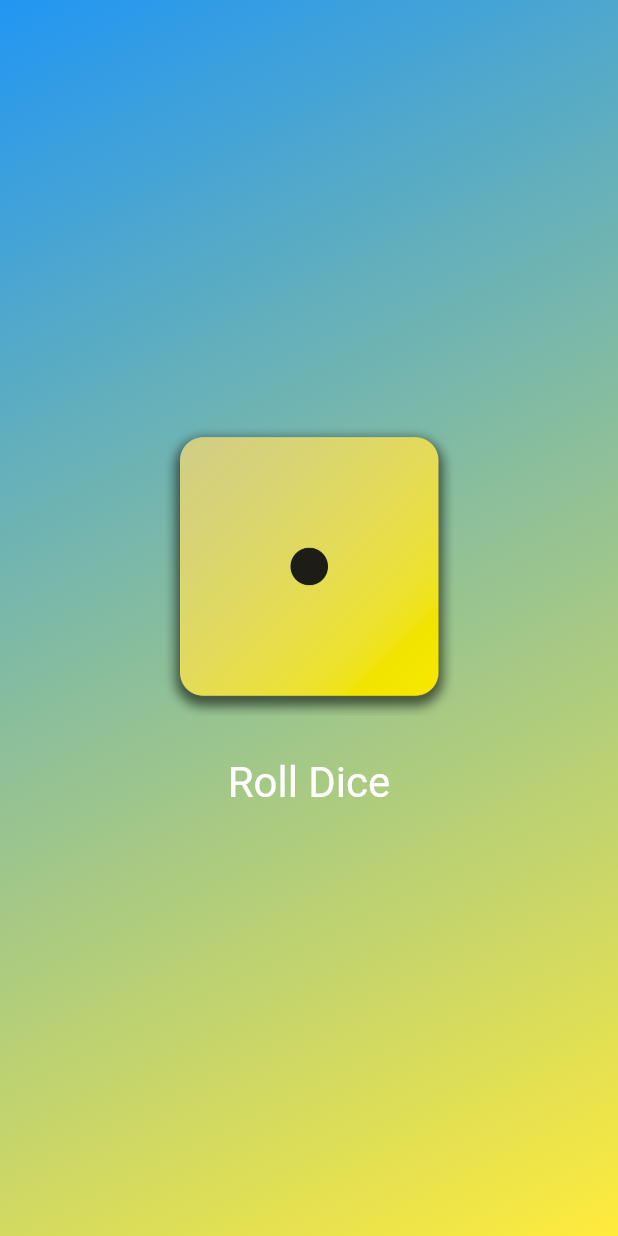
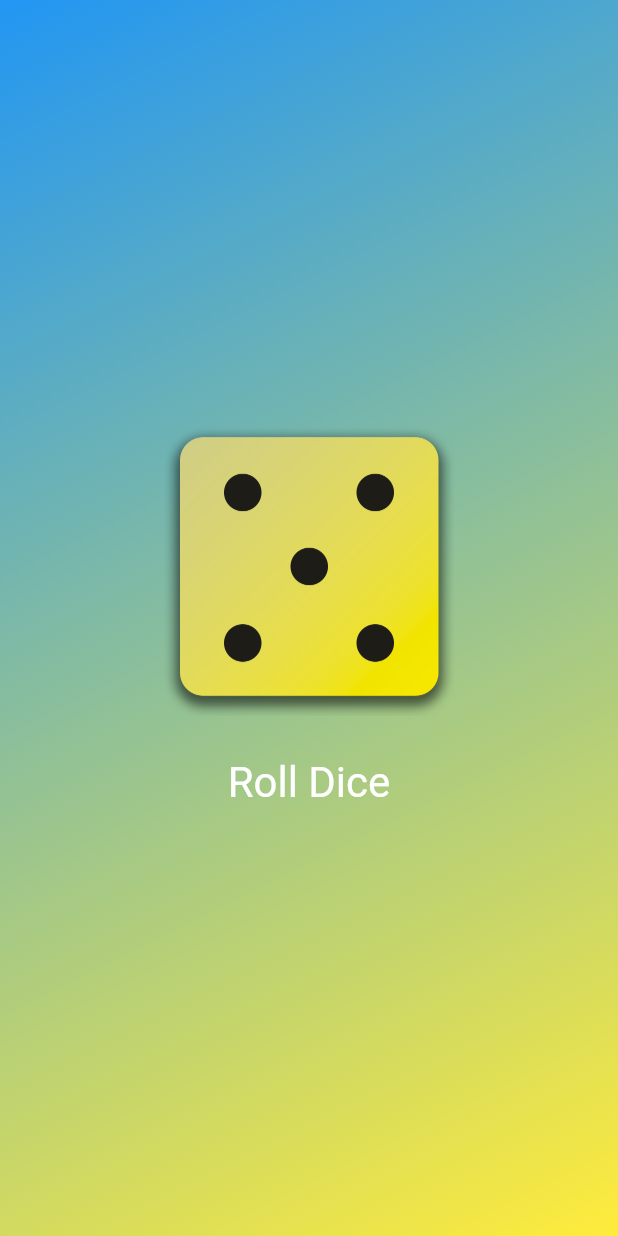
Before and after one commit to elmerdotdev/first_flutter_app, a Flutter app: the screen it shows after launch, after a tap on "Roll Dice", on a phone screen of 412 x 824 dp. Run offline on Flutter 3.47's test engine with Material 3 defaults, Android fonts, the phone set to English and light mode, and no system bars.

Commit message:
updated dice roller

```diff
--- /dev/null
+++ b/lib/dice_roller.dart
@@ -0,0 +1,56 @@
+import 'dart:math';
+
+import 'package:flutter/material.dart';
+
+final randomizer = Random();
+
+class DiceRoller extends StatefulWidget {
+  const DiceRoller({super.key});
+
+  @override
+  State<DiceRoller> createState() {
+    return _DiceRollerState();
+  }
+}
+
+class _DiceRollerState extends State<DiceRoller> {
+  var currentDiceRoll = 1;
+
+  void rollDice() {
+    setState(() {
+      var newDiceRoll = randomizer.nextInt(6) + 1;
+      if (currentDiceRoll != newDiceRoll) {
+        currentDiceRoll = newDiceRoll;
+      } else {
+        rollDice();
+      }
+    });
+  }
+
+  @override
+  Widget build(context) {
+    return Column(
+      mainAxisSize: MainAxisSize.min,
+      children: [
+        Image.asset(
+          'assets/images/dice-$currentDiceRoll.png',
+          width: 200,
+        ),
+        const SizedBox(height: 20),
+        TextButton(
+          onPressed: rollDice,
+          style: TextButton.styleFrom(
+            // padding: const EdgeInsets.only(
+            //   top: 20,
+            // ),
+            foregroundColor: Colors.white,
+            textStyle: const TextStyle(
+              fontSize: 28,
+            ),
+          ),
+          child: const Text('Roll Dice'),
+        ),
+      ],
+    );
+  }
+}
--- a/lib/gradient_container.dart
+++ b/lib/gradient_container.dart
@@ -1,5 +1,6 @@
 import 'package:flutter/material.dart';
 // import 'package:first_app/styled_text.dart';
+import 'package:first_app/dice_roller.dart';
 
 const startAlignment = Alignment.topLeft;
 const endAlignment = Alignment.bottomRight;
@@ -14,8 +15,6 @@ class GradientContainer extends StatelessWidget {
   final Color startColor;
   final Color endColor;
 
-  void rollDice() {}
-
   @override
   Widget build(context) {
     return Container(
@@ -27,26 +26,7 @@ class GradientContainer extends StatelessWidget {
         ),
       ),
       child: Center(
-        child: Column(mainAxisSize: MainAxisSize.min, children: [
-          Image.asset(
-            'assets/images/dice-1.png',
-            width: 200,
-          ),
-          const SizedBox(height: 20),
-          TextButton(
-            onPressed: rollDice,
-            style: TextButton.styleFrom(
-              // padding: const EdgeInsets.only(
-              //   top: 20,
-              // ),
-              foregroundColor: Colors.white,
-              textStyle: const TextStyle(
-                fontSize: 28,
-              ),
-            ),
-            child: const Text('Roll Dice'),
-          ),
-        ]),
+        child: DiceRoller(),
       ),
     );
   }
```
